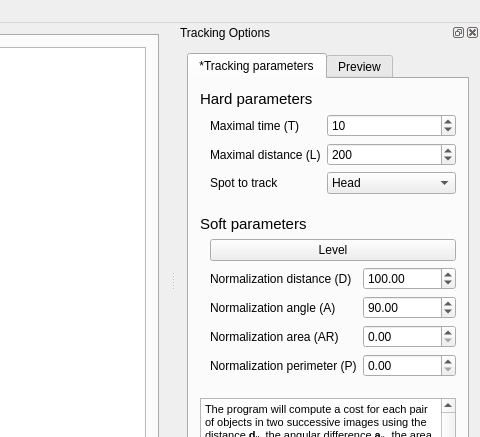
First picture: the form in src/interactive.ui, repository FastTrackOrg/FastTrack, before the edit; both pictures show x 700 to 1180 and y 0 to 437 of the 1180 by 795 pixel window.
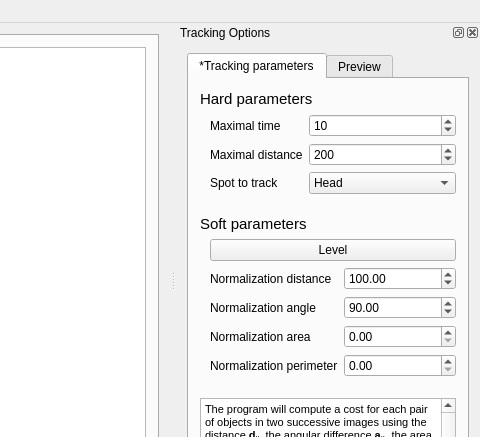
Second picture: the form after the edit. Custom widgets are drawn as their Qt base class.

```diff
--- a/src/interactive.ui
+++ b/src/interactive.ui
@@ -93,7 +93,7 @@
            <item row="0" column="0">
             <widget class="QLabel" name="label_16">
              <property name="text">
-              <string>Maximal time (T)</string>
+              <string>Maximal time</string>
              </property>
             </widget>
            </item>
@@ -119,7 +119,7 @@
            <item row="1" column="0">
             <widget class="QLabel" name="label_15">
              <property name="text">
-              <string>Maximal distance (L)</string>
+              <string>Maximal distance</string>
              </property>
             </widget>
            </item>
@@ -246,7 +246,7 @@
            <item row="1" column="0">
             <widget class="QLabel" name="label_13">
              <property name="text">
-              <string>Normalization distance (D)</string>
+              <string>Normalization distance</string>
              </property>
             </widget>
            </item>
@@ -269,7 +269,7 @@
            <item row="2" column="0">
             <widget class="QLabel" name="label_14">
              <property name="text">
-              <string>Normalization angle (A)</string>
+              <string>Normalization angle</string>
              </property>
             </widget>
            </item>
@@ -292,7 +292,7 @@
            <item row="3" column="0">
             <widget class="QLabel" name="label_19">
              <property name="text">
-              <string>Normalization area (AR)</string>
+              <string>Normalization area</string>
              </property>
             </widget>
            </item>
@@ -312,7 +312,7 @@
            <item row="4" column="0">
             <widget class="QLabel" name="label_28">
              <property name="text">
-              <string>Normalization perimeter (P)</string>
+              <string>Normalization perimeter</string>
              </property>
             </widget>
            </item>
```
